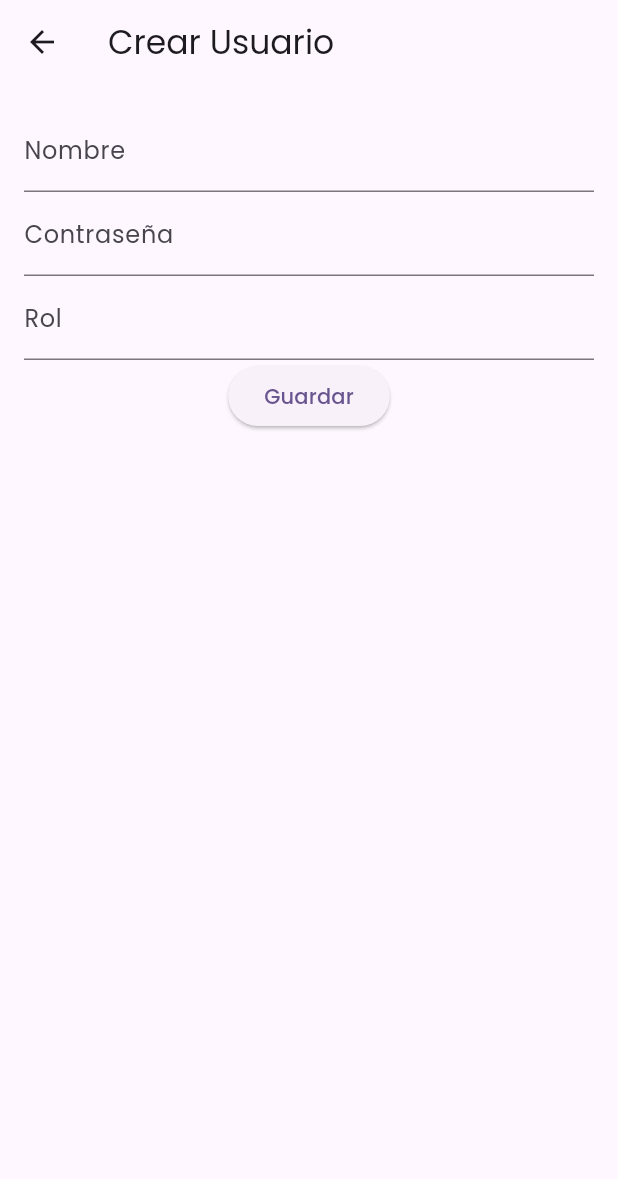
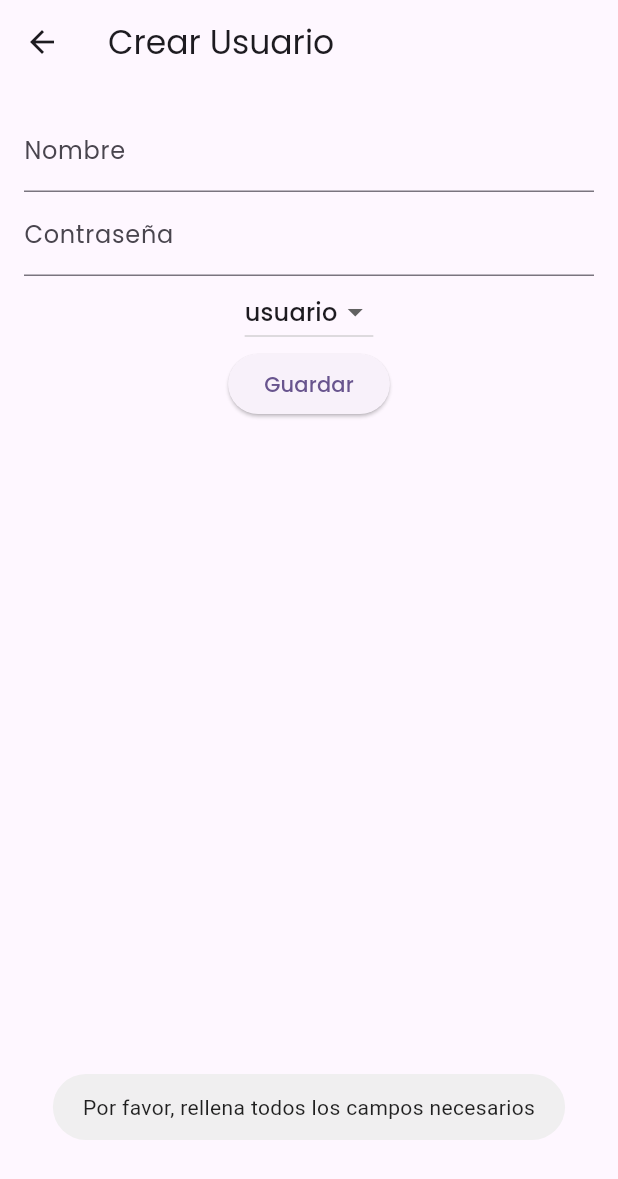
Before and after one commit to MarioBallesteros/23_24_MARIO_BALLESTEROS_THE_REVIEW_CORNER, a Flutter app: the UserPage screen opened directly, after a tap on "Guardar", on a phone screen of 412 x 824 dp. Shown: the top 1179 px of the screen. Run offline on Flutter 3.47's test engine with Material 3 defaults, Android fonts, the light colour scheme and no system bars; our stand-ins replace adaptive_theme, cloud_firestore, firebase_core, firebase_storage, fluttertoast, gap and 4 more; missing offline and left inert: intersperse, two_dimensional_scrollables; accounts and stored records are empty.

Commit message:
cambios clase

```diff
--- a/lib/features/users/user_page.dart
+++ b/lib/features/users/user_page.dart
@@ -1,11 +1,12 @@
+import 'package:cloud_firestore/cloud_firestore.dart';
 import 'package:flutter/material.dart';
-import 'package:cloud_firestore/cloud_firestore.dart';
+import 'package:fluttertoast/fluttertoast.dart';
 import 'package:thefluttercorner/features/users/Usuario.dart';
 
 class UserPage extends StatefulWidget {
   final Usuario usuario;
 
-  const UserPage({super.key, required this.usuario});
+  const UserPage({Key? key, required this.usuario}) : super(key: key);
 
   @override
   _UserPageState createState() => _UserPageState();
@@ -13,60 +14,68 @@ class UserPage extends StatefulWidget {
 
 class _UserPageState extends State<UserPage> {
   late TextEditingController _nombreController;
-  late TextEditingController _contrasenyaController;
-  late TextEditingController _rolController;
+  late TextEditingController _contrasenyaController; // Se mantiene para nuevo usuario
+  String _selectedRol = 'usuario';
+  final FirebaseFirestore _firestore = FirebaseFirestore.instance;
 
   @override
   void initState() {
     super.initState();
     _nombreController = TextEditingController(text: widget.usuario.nombre);
-    _contrasenyaController = TextEditingController(); // Asumiendo que no mostramos la contraseña
-    _rolController = TextEditingController(text: widget.usuario.rol);
+    _contrasenyaController = TextEditingController();
+    _selectedRol = widget.usuario.rol.isNotEmpty ? widget.usuario.rol : 'usuario';
   }
 
   @override
   void dispose() {
     _nombreController.dispose();
     _contrasenyaController.dispose();
-    _rolController.dispose();
     super.dispose();
+  }
+
+  Future<String> _getNextUserId() async {
+    final counterRef = _firestore.collection('counters').doc('userCounter');
+    final snapshot = await counterRef.get();
+    int currentCount = snapshot.exists ? snapshot.data()!['count'] : 0;
+
+    await _firestore.runTransaction((transaction) async {
+      transaction.set(counterRef, {'count': currentCount + 1});
+    });
+
+    return (currentCount + 1).toString();
   }
 
   Future<void> _saveUsuario() async {
     final String nombre = _nombreController.text.trim();
-    final String contrasenya = _contrasenyaController.text.trim(); // Asumiendo que quieres guardar/actualizar la contraseña
-    final String rol = _rolController.text.trim();
+    final String contrasenya = _contrasenyaController.text.trim();
+    final String rol = _selectedRol;
 
-    if (nombre.isNotEmpty && rol.isNotEmpty) {
-      String usuarioId = widget.usuario.usuarioId;
-      if (usuarioId.isEmpty) {
-        // Crear un nuevo usuario
-        DocumentReference docRef = await FirebaseFirestore.instance.collection('users').add({
+    // Verifica si es un nuevo usuario para requerir la contraseña, de lo contrario, para un usuario existente la contraseña no se valida
+    bool camposValidos = nombre.isNotEmpty && rol.isNotEmpty && (widget.usuario.usuarioId.isEmpty ? contrasenya.isNotEmpty : true);
+
+    if (camposValidos) {
+      String usuarioId = widget.usuario.usuarioId.isEmpty ? await _getNextUserId() : widget.usuario.usuarioId;
+
+      // Considera crear un objeto Usuario para simplificar la gestión de datos
+      Map<String, dynamic> usuarioData = {
         'nombre': nombre,
-          'contrasenya': contrasenya, // Considera la seguridad de almacenar contraseñas
         'rol': rol,
-        });
-        usuarioId = docRef.id; // Obtener el ID del nuevo documento
-      } else {
-        // Actualizar un usuario existente
-        await FirebaseFirestore.instance.collection('users').doc(usuarioId).update({
-          'nombre': nombre,
-          'contrasenya': contrasenya,
-          'rol': rol,
-        });
+      };
+
+      // Solo agrega la contraseña al mapa si es un nuevo usuario
+      if (widget.usuario.usuarioId.isEmpty) {
+        usuarioData['contrasenya'] = contrasenya;
       }
 
-      Navigator.of(context).pop(); // Regresa a la pantalla anterior después de guardar
+      await _firestore.collection('users').doc(usuarioId).set(usuarioData, SetOptions(merge: true));
+
+      Fluttertoast.showToast(msg: "Usuario guardado con éxito");
+      Navigator.of(context).pop(true);
+    } else {
+      Fluttertoast.showToast(msg: "Por favor, rellena todos los campos necesarios");
     }
   }
 
-  Future<void> _deleteUsuario() async {
-    // Similar a _deleteUser pero utilizando el campo `usuarioId`
-    if (widget.usuario.usuarioId.isNotEmpty) {
-      await FirebaseFirestore.instance.collection('users').doc(widget.usuario.usuarioId).delete();
-      Navigator.of(context).pop(); // Regresa a la pantalla anterior después de eliminar
-    }
-  }
 
   @override
   Widget build(BuildContext context) {
@@ -74,7 +83,8 @@ class _UserPageState extends State<UserPage> {
       appBar: AppBar(
         title: Text(widget.usuario.usuarioId.isEmpty ? 'Crear Usuario' : 'Editar Usuario'),
       ),
-      body: Padding(
+      body: SingleChildScrollView(
+        child: Padding(
           padding: const EdgeInsets.all(16.0),
           child: Column(
             children: [
@@ -82,14 +92,27 @@ class _UserPageState extends State<UserPage> {
                 controller: _nombreController,
                 decoration: const InputDecoration(labelText: 'Nombre'),
               ),
+              // Solo muestra el campo de contraseña si es un nuevo usuario
+              if (widget.usuario.usuarioId.isEmpty)
                 TextField(
                   controller: _contrasenyaController,
+                  obscureText: true,
                   decoration: const InputDecoration(labelText: 'Contraseña'),
-              obscureText: true,
                 ),
-            TextField(
-              controller: _rolController,
-              decoration: const InputDecoration(labelText: 'Rol'),
+              DropdownButton<String>(
+                value: _selectedRol,
+                onChanged: (String? newValue) {
+                  setState(() {
+                    _selectedRol = newValue!;
+                  });
+                },
+                items: <String>['admin', 'usuario']
+                    .map<DropdownMenuItem<String>>((String value) {
+                  return DropdownMenuItem<String>(
+                    value: value,
+                    child: Text(value),
+                  );
+                }).toList(),
               ),
               ElevatedButton(
                 onPressed: _saveUsuario,
@@ -98,9 +121,12 @@ class _UserPageState extends State<UserPage> {
             ],
           ),
         ),
+      ),
       floatingActionButton: widget.usuario.usuarioId.isNotEmpty
           ? FloatingActionButton(
-        onPressed: _deleteUsuario,
+        onPressed: () async {
+          // Confirmar y ejecutar eliminación del usuario aquí
+        },
         child: const Icon(Icons.delete),
         backgroundColor: Colors.red,
       )
--- a/lib/router.dart
+++ b/lib/router.dart
@@ -2,12 +2,10 @@ import 'package:collection/collection.dart';
 import 'package:flutter/foundation.dart';
 import 'package:flutter/material.dart';
 import 'package:thefluttercorner/LoginScreen.dart';
-import 'package:thefluttercorner/features/users/user_not_found_page.dart';
 import 'package:go_router/go_router.dart';
 import 'package:thefluttercorner/widgets/navigation/scaffold_with_navigation.dart';
 
 import 'features/dashboard/dashbord_page.dart';
-import 'features/users/user_page.dart';
 import 'features/users/users_page.dart';
 
 part 'router.g.dart';
```
Also changed, not shown: lib/features/dashboard/dashbord_page.dart (+20 -16 lines), lib/features/dashboard/reviewPage.dart (+40 -13 lines), pubspec.lock. Lines whose indentation alone changed are shown as unchanged.
